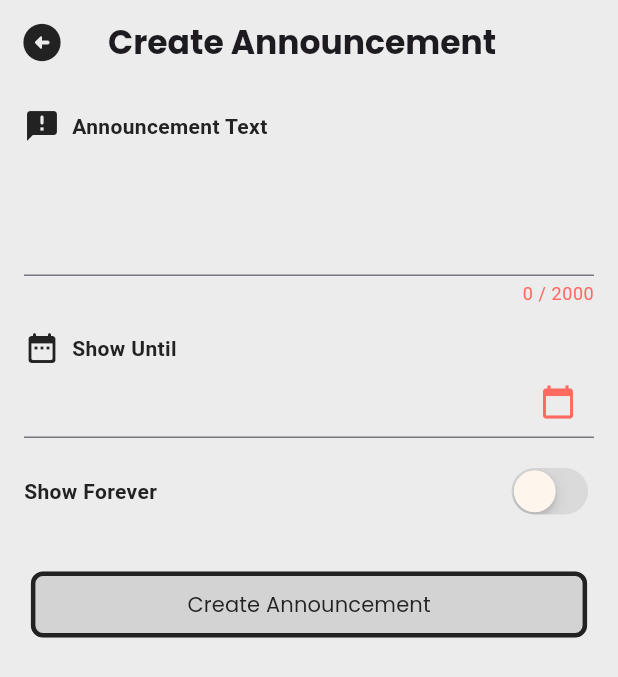
After one commit to simonroedig/DoggyMatch, a Flutter app: the NewAnnouncementPage screen opened directly, on a phone screen of 412 x 824 dp. The commit adds this screen. Shown: the top 677 px of the screen. Run offline on Flutter 3.47's test engine with Material 3 defaults, Android fonts, the phone set to English and light mode, and no system bars; our stand-ins replace cloud_firestore, firebase_auth, firebase_core, firebase_storage, geocoding, geolocator and 2 more; accounts and stored records are empty; project files that could hold a hidden picture were left out.

Commit message:
announcement frontend

```diff
--- a/lib/pages/chat_page.dart
+++ b/lib/pages/chat_page.dart
@@ -212,7 +212,7 @@ class _ChatPageState extends State<ChatPage> {
             children: [
               const SizedBox(height: 5),
               ChatRequestToggle(onToggle: handleToggle),
-              const SizedBox(height: 20),
+              const SizedBox(height: 15),
               Expanded(
                 child: _isLoading
                     ? const Center(child: CircularProgressIndicator())
--- /dev/null
+++ b/lib/pages/new_announcement_page.dart
@@ -0,0 +1,261 @@
+import 'package:flutter/cupertino.dart';
+import 'package:flutter/material.dart';
+import 'package:intl/intl.dart';
+import 'package:doggymatch_flutter/colors.dart';
+import 'package:doggymatch_flutter/pages/announcements/announcement_dialogs.dart';
+
+class NewAnnouncementPage extends StatefulWidget {
+  const NewAnnouncementPage({super.key});
+
+  @override
+  // ignore: library_private_types_in_public_api
+  _NewAnnouncementPageState createState() => _NewAnnouncementPageState();
+}
+
+class _NewAnnouncementPageState extends State<NewAnnouncementPage> {
+  final TextEditingController _announcementController = TextEditingController();
+  DateTime? _selectedDate;
+  bool _showForever = false;
+
+  final int _minAnnouncementLength = 10;
+
+  @override
+  void initState() {
+    super.initState();
+    _announcementController.addListener(_updateButtonState);
+  }
+
+  @override
+  void dispose() {
+    _announcementController.removeListener(_updateButtonState);
+    _announcementController.dispose();
+    super.dispose();
+  }
+
+  void _updateButtonState() {
+    setState(() {});
+  }
+
+  Future<void> _selectDate(BuildContext context) async {
+    final DateTime? picked = await showDatePicker(
+      context: context,
+      initialDate: _selectedDate ?? DateTime.now(),
+      firstDate: DateTime(2020),
+      lastDate: DateTime(2100),
+    );
+    if (picked != null && picked != _selectedDate) {
+      setState(() {
+        _selectedDate = picked;
+        _showForever = false;
+      });
+    }
+  }
+
+  Widget _buildTextFieldWithCounter({
+    required TextEditingController controller,
+    required int maxLength,
+    required int minLength,
+    required String labelText,
+    IconData? icon,
+    TextInputType keyboardType = TextInputType.text,
+    int minLines = 1,
+    int? maxLines,
+  }) {
+    final bool isTextValid = controller.text.length >= minLength;
+
+    return Column(
+      crossAxisAlignment: CrossAxisAlignment.start,
+      children: [
+        if (icon != null) _buildHeadlineWithIcon(icon, labelText),
+        TextField(
+          controller: controller,
+          maxLength: maxLength,
+          minLines: minLines,
+          maxLines: maxLines,
+          keyboardType: keyboardType,
+          style: const TextStyle(color: AppColors.customBlack),
+          decoration: InputDecoration(
+            counterText: '${controller.text.length} / $maxLength',
+            counterStyle: TextStyle(
+              color: isTextValid
+                  ? AppColors.customBlack.withOpacity(0.5)
+                  : AppColors.customRed,
+            ),
+          ),
+        ),
+      ],
+    );
+  }
+
+  Widget _buildHeadlineWithIcon(IconData icon, String text,
+      {Color textColor = AppColors.customBlack}) {
+    return Row(
+      children: [
+        Icon(icon, color: textColor),
+        const SizedBox(width: 8),
+        Text(
+          text,
+          style: TextStyle(
+            color: textColor,
+            fontWeight: FontWeight.bold,
+          ),
+        ),
+      ],
+    );
+  }
+
+  @override
+  Widget build(BuildContext context) {
+    final bool isAnnouncementTextValid =
+        _announcementController.text.length >= _minAnnouncementLength;
+    final bool isDateValid = _selectedDate != null || _showForever;
+    final bool isButtonEnabled = isAnnouncementTextValid && isDateValid;
+
+    return Scaffold(
+      appBar: AppBar(
+        title: const Text(
+          "Create Announcement",
+          style: TextStyle(
+            fontFamily: 'Poppins',
+            fontWeight: FontWeight.bold,
+          ),
+        ),
+        backgroundColor: AppColors.greyLightest,
+        elevation: 0.0,
+        scrolledUnderElevation: 0.0,
+        surfaceTintColor: Colors.transparent,
+        leading: IconButton(
+          icon: const Icon(
+            Icons.arrow_circle_left_rounded,
+            size: 30.0,
+            color: AppColors.customBlack,
+          ),
+          onPressed: () {
+            if (_announcementController.text.isNotEmpty) {
+              AnnouncementDialogs.showDismissConfirmationDialog(context);
+            } else {
+              Navigator.of(context).pop();
+            }
+          },
+        ),
+      ),
+      backgroundColor: AppColors.greyLightest,
+      body: SingleChildScrollView(
+        padding: const EdgeInsets.all(16.0),
+        child: Column(
+          crossAxisAlignment: CrossAxisAlignment.start,
+          children: [
+            _buildTextFieldWithCounter(
+              controller: _announcementController,
+              maxLength: 2000,
+              minLength: _minAnnouncementLength,
+              labelText: 'Announcement Text',
+              icon: Icons.announcement_rounded,
+              keyboardType: TextInputType.multiline,
+              minLines: 3,
+              maxLines: null,
+            ),
+            const SizedBox(height: 16),
+            _buildHeadlineWithIcon(
+              Icons.date_range_rounded,
+              'Show Until',
+            ),
+            GestureDetector(
+              onTap: () => _selectDate(context),
+              child: AbsorbPointer(
+                child: TextField(
+                  controller: TextEditingController(
+                    text: _showForever
+                        ? 'Show Forever'
+                        : (_selectedDate != null
+                            ? DateFormat.yMd().format(_selectedDate!)
+                            : ''),
+                  ),
+                  decoration: InputDecoration(
+                    suffixIcon: Icon(
+                      Icons.calendar_today,
+                      color: isDateValid
+                          ? AppColors.customBlack
+                          : AppColors.customRed,
+                    ),
+                  ),
+                  style: const TextStyle(color: AppColors.customBlack),
+                ),
+              ),
+            ),
+            const SizedBox(height: 16),
+            Row(
+              mainAxisAlignment: MainAxisAlignment.spaceBetween,
+              children: [
+                const Text(
+                  'Show Forever',
+                  style: TextStyle(
+                    color: AppColors.customBlack,
+                    fontWeight: FontWeight.bold,
+                  ),
+                ),
+                CupertinoSwitch(
+                  value: _showForever,
+                  onChanged: (bool value) {
+                    setState(() {
+                      _showForever = value;
+                      if (_showForever) {
+                        _selectedDate = null;
+                      }
+                    });
+                  },
+                  trackColor: _showForever ? AppColors.brownLight : null,
+                  activeColor: AppColors.brownLight,
+                  thumbColor: AppColors.bg,
+                ),
+              ],
+            ),
+            const SizedBox(height: 32),
+            Center(
+              child: SizedBox(
+                width: MediaQuery.of(context).size.width * 0.9,
+                child: ElevatedButton(
+                  onPressed: isButtonEnabled
+                      ? () {
+                          AnnouncementDialogs.showCreateConfirmationDialog(
+                              context,
+                              _announcementController,
+                              _selectedDate,
+                              _showForever);
+                        }
+                      : null,
+                  style: ElevatedButton.styleFrom(
+                    backgroundColor: isButtonEnabled
+                        ? AppColors.customBlack
+                        : Colors.transparent,
+                    padding: const EdgeInsets.symmetric(
+                      vertical: 12.0, // Increase the vertical padding
+                    ),
+                    shape: RoundedRectangleBorder(
+                      borderRadius: BorderRadius.circular(8.0), // Curved edges
+                      side: const BorderSide(
+                        color: AppColors.customBlack, // Border color
+                        width: 3.0, // Border width
+                      ),
+                    ),
+                  ),
+                  child: Text(
+                    'Create Announcement',
+                    style: TextStyle(
+                      fontFamily: 'Poppins',
+                      fontWeight:
+                          isButtonEnabled ? FontWeight.bold : FontWeight.normal,
+                      color: isButtonEnabled
+                          ? AppColors.bg
+                          : AppColors.customBlack,
+                    ),
+                  ),
+                ),
+              ),
+            ),
+          ],
+        ),
+      ),
+    );
+  }
+}
```
Also changed, not shown: lib/pages/announcements/announcement_dialogs.dart (added, +248 -0 lines), lib/pages/search_page.dart (+28 -1 lines), lib/widgets/search/other_persons.dart (+6 -2 lines), lib/services/announcement_service.dart (added).
